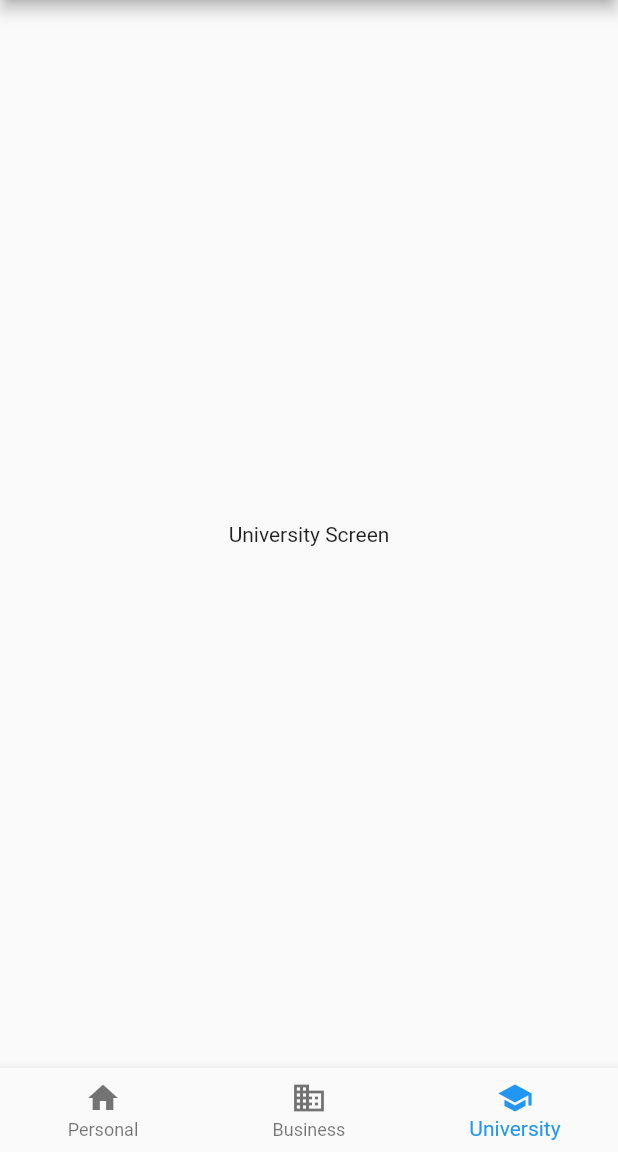
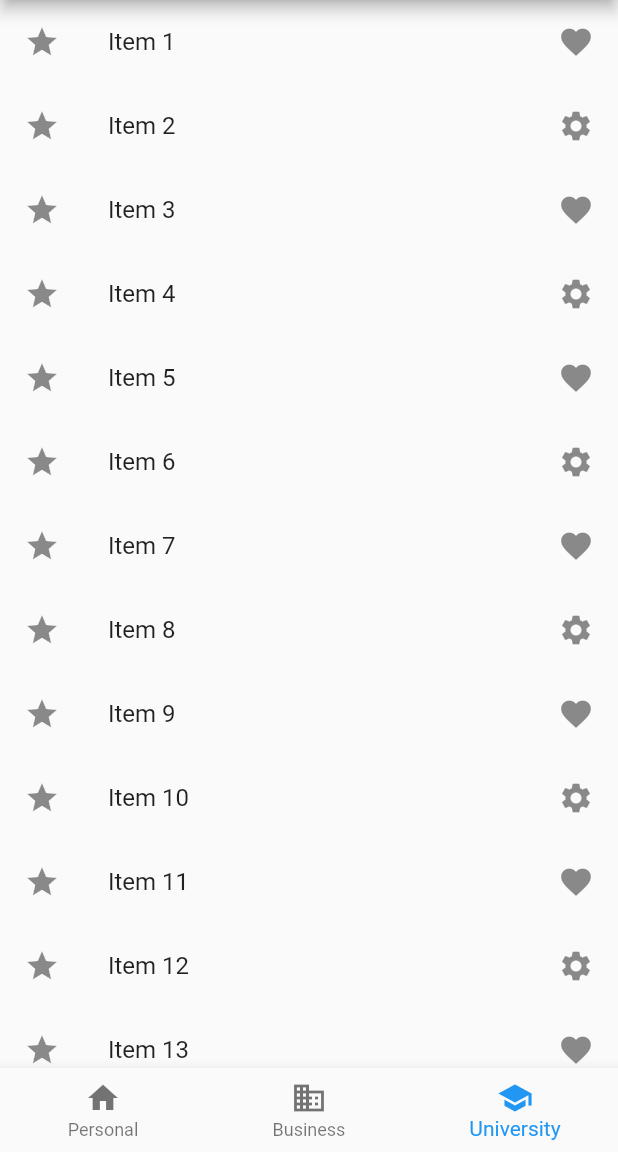
Before and after one commit to fidabaloch/flutterBottomNavigationBar, a Flutter app: the screen it shows after launch, item 3 of the bottom bar chosen, on a phone screen of 412 x 824 dp, the part 84-1236 px from its top. Run offline on Flutter 3.47's test engine with Material 2 defaults, Android fonts, the phone set to English and light mode, and no system bars; our stand-ins replace dropdown_search.

Commit message:
List View

```diff
--- a/lib/universityScreen/universityScreen.dart
+++ b/lib/universityScreen/universityScreen.dart
@@ -1,10 +1,43 @@
 import 'package:flutter/material.dart';
 
 class UniversityScreen extends StatelessWidget {
+  final List<String> items = [
+    'Item 1',
+    'Item 2',
+    'Item 3',
+    'Item 4',
+    'Item 5',
+    'Item 6',
+    'Item 7',
+    'Item 8',
+    'Item 9',
+    'Item 10',
+    'Item 11',
+    'Item 12',
+    'Item 13',
+    'Item 14',
+    'Item 15',
+    'Item 16',
+    'Item 17',
+    'Item 18',
+    'Item 19',
+    'Item 20',
+  ];
   @override
   Widget build(BuildContext context) {
-    return Center(
-      child: Text('University Screen'),
+    return ListView.builder(
+      itemCount: items.length,
+      itemBuilder: (context, index) {
+        return ListTile(
+          leading: Icon(Icons.star),
+          title: Text(items[index]),
+          trailing:
+              index % 2 == 0 ? Icon(Icons.favorite) : Icon(Icons.settings),
+          onTap: () {
+            print('Tapped: ${items[index]}');
+          },
+        );
+      },
     );
   }
 }
```
Also changed, not shown: lib/businessScreen/businessScreen.dart (+22 -2 lines).
